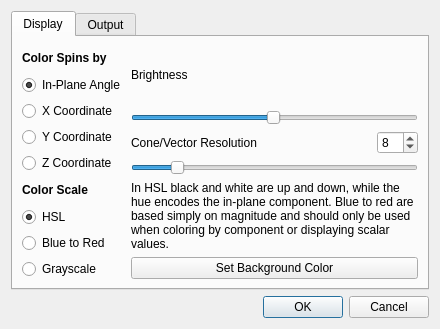
This is preferences.ui in grahamrow/muview as Qt 5 draws it before an edit. The edited form follows.
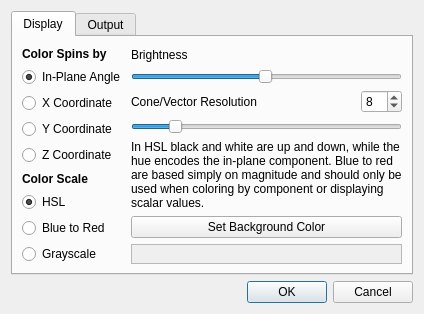
This is the edited form.

Commit message: Background color selection working

What changed in the file:
```diff
--- a/preferences.ui
+++ b/preferences.ui
@@ -10,10 +10,19 @@
     <height>329</height>
    </rect>
   </property>
+  <property name="sizePolicy">
+   <sizepolicy hsizetype="Fixed" vsizetype="Fixed">
+    <horstretch>0</horstretch>
+    <verstretch>0</verstretch>
+   </sizepolicy>
+  </property>
   <property name="windowTitle">
    <string>Muview Preferences</string>
   </property>
   <layout class="QVBoxLayout" name="verticalLayout_3">
+   <property name="sizeConstraint">
+    <enum>QLayout::SetFixedSize</enum>
+   </property>
    <item>
     <widget class="QTabWidget" name="tabWidget">
      <property name="currentIndex">
@@ -231,6 +240,34 @@
            </property>
           </widget>
          </item>
+         <item>
+          <widget class="QFrame" name="colorBox">
+           <property name="sizePolicy">
+            <sizepolicy hsizetype="Preferred" vsizetype="Fixed">
+             <horstretch>0</horstretch>
+             <verstretch>0</verstretch>
+            </sizepolicy>
+           </property>
+           <property name="minimumSize">
+            <size>
+             <width>0</width>
+             <height>20</height>
+            </size>
+           </property>
+           <property name="autoFillBackground">
+            <bool>true</bool>
+           </property>
+           <property name="frameShape">
+            <enum>QFrame::StyledPanel</enum>
+           </property>
+           <property name="frameShadow">
+            <enum>QFrame::Sunken</enum>
+           </property>
+           <property name="lineWidth">
+            <number>2</number>
+           </property>
+          </widget>
+         </item>
         </layout>
        </item>
       </layout>
```
Left out of the diff: 26 changed lines with no effect on the pictures. The commit also changes 5 other files.
